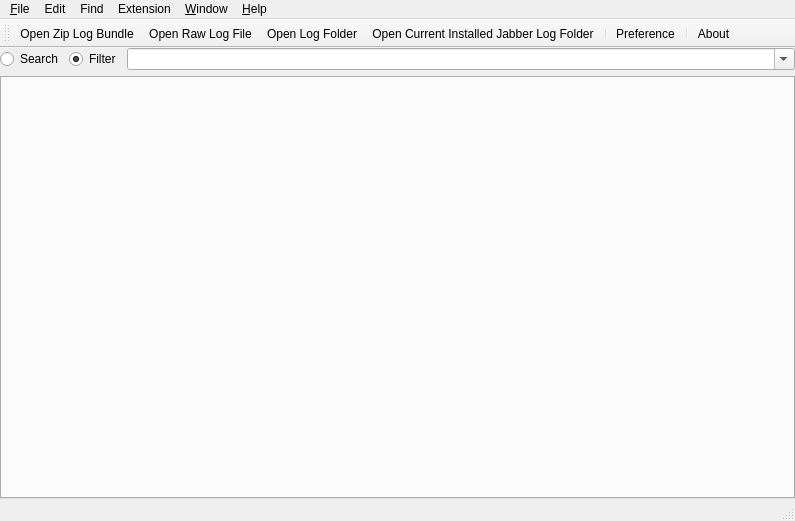
Before: the Qt Designer form mainwindow.ui in missdeer/cjlv, drawn with Qt 5.
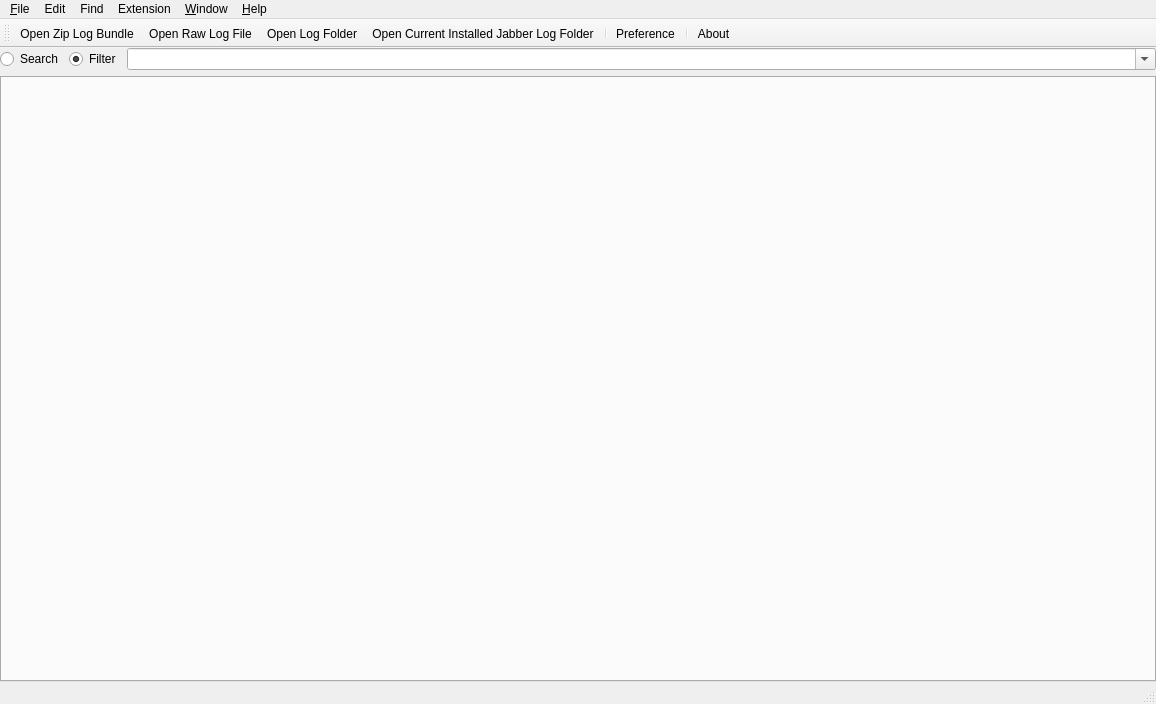
After: the same form once the commit is applied. Icons and pictures are not drawn. Custom widgets are drawn as their Qt base class.

Commit message: (*)adjust main window size and show maximized

Patch:
```diff
--- a/mainwindow.ui
+++ b/mainwindow.ui
@@ -6,8 +6,8 @@
    <rect>
     <x>0</x>
     <y>0</y>
-    <width>795</width>
-    <height>521</height>
+    <width>1156</width>
+    <height>704</height>
    </rect>
   </property>
   <property name="windowTitle">
@@ -82,7 +82,7 @@
     <rect>
      <x>0</x>
      <y>0</y>
-     <width>795</width>
+     <width>1156</width>
      <height>18</height>
     </rect>
    </property>
```
The commit also changes 1 other file.
